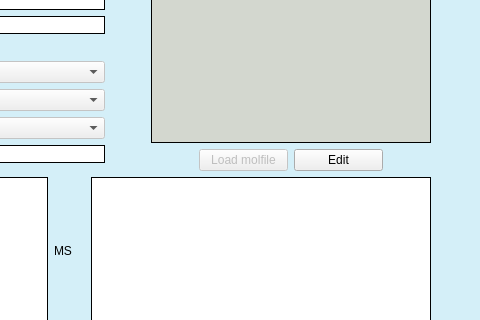
Before: the Qt Designer form chemReg/assets/searchchem.ui in dahlbma/scarab_tornado, drawn with Qt 5; both pictures show x 760 to 1240 and y 151 to 471 of the 1240 by 797 pixel window.
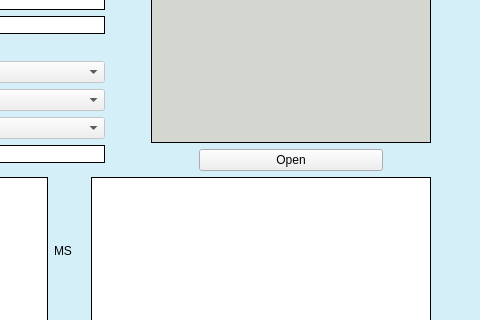
After: the same form once the commit is applied.

Commit message: add lockouts for edit/openmol_btns

```diff
--- a/chemReg/assets/searchchem.ui
+++ b/chemReg/assets/searchchem.ui
@@ -654,19 +654,9 @@
              </spacer>
             </item>
             <item>
-             <widget class="QPushButton" name="loadmol_btn">
-              <property name="enabled">
-               <bool>false</bool>
-              </property>
+             <widget class="QPushButton" name="openmol_btn">
               <property name="text">
-               <string>Load molfile</string>
-              </property>
-             </widget>
-            </item>
-            <item>
-             <widget class="QPushButton" name="editmol_btn">
-              <property name="text">
-               <string>Edit</string>
+               <string>Open</string>
               </property>
              </widget>
             </item>
```
The commit also changes 2 other files.
